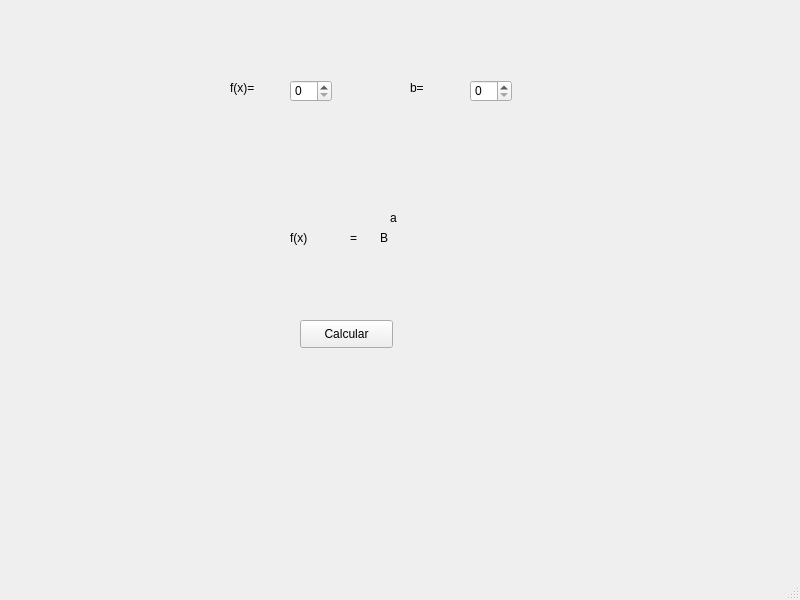
Joyce-Ribeiro/Def-Calculadora, file Exp_tela.ui: the form before one commit.
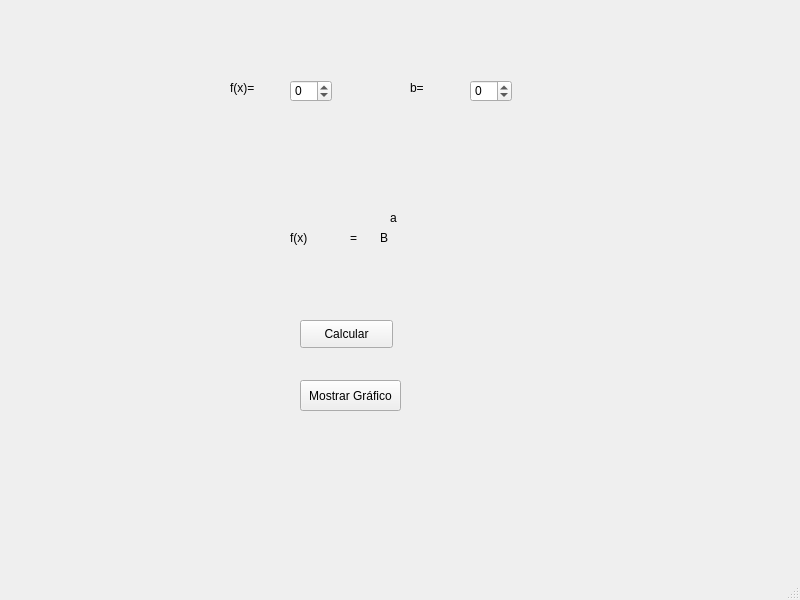
The form after the commit.

What changed in the file:
```diff
--- a/Exp_tela.ui
+++ b/Exp_tela.ui
@@ -23,6 +23,9 @@
       <height>22</height>
      </rect>
     </property>
+    <property name="minimum">
+     <number>-99</number>
+    </property>
    </widget>
    <widget class="QSpinBox" name="spnbExp">
     <property name="geometry">
@@ -33,6 +36,9 @@
       <height>22</height>
      </rect>
     </property>
+    <property name="minimum">
+     <number>-99</number>
+    </property>
    </widget>
    <widget class="QLabel" name="label">
     <property name="geometry">
@@ -125,6 +131,19 @@
      <string>Calcular</string>
     </property>
    </widget>
+   <widget class="QPushButton" name="btngrafic_4">
+    <property name="geometry">
+     <rect>
+      <x>300</x>
+      <y>380</y>
+      <width>101</width>
+      <height>31</height>
+     </rect>
+    </property>
+    <property name="text">
+     <string>Mostrar Gráfico</string>
+    </property>
+   </widget>
   </widget>
   <widget class="QMenuBar" name="menubar">
    <property name="geometry">
```
